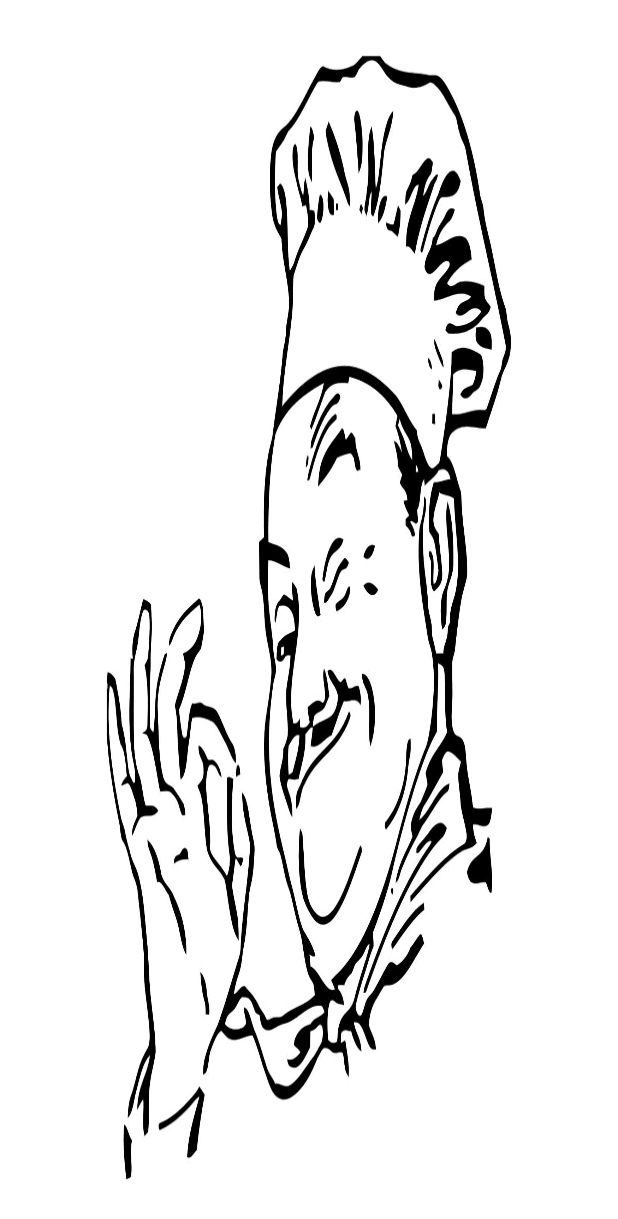
After one commit to BlaShadow/RecetaAndroid, an Android app: the layout splash.xml on its own in the app's theme, with its tools: preview values and no code run, on a phone screen of 412 x 824 dp. The commit adds this screen. Shown: the top 1219 px of the screen. Run offline under Robolectric (Android 15) with nearby library versions, the phone set to English and light mode, and no system bars.

Commit message:
Splash Screen -Se agrega la foto del chef -Se crea un layout para el splash -Se implementa un CountDownTimer para el tiempo de espera -Se llama primero el view del splash y después al main -Se quita el ActionBar cambiando un tema del styles.xml

```diff
--- /dev/null
+++ b/app/src/main/res/layout/splash.xml
@@ -0,0 +1,11 @@
+<?xml version="1.0" encoding="utf-8"?>
+<LinearLayout xmlns:android="http://schemas.android.com/apk/res/android"
+    android:orientation="vertical" android:layout_width="match_parent"
+    android:layout_height="match_parent">
+
+    <ImageView
+        android:layout_width="wrap_content"
+        android:layout_height="wrap_content"
+        android:id="@+id/splashImg"
+        android:background="@mipmap/splash" />
+</LinearLayout>
--- a/app/src/main/res/values/styles.xml
+++ b/app/src/main/res/values/styles.xml
@@ -1,7 +1,7 @@
 <resources>
 
     <!-- Base application theme. -->
-    <style name="AppTheme" parent="Theme.AppCompat.Light.DarkActionBar">
+    <style name="AppTheme" parent="Theme.AppCompat.Light.NoActionBar">
         <!-- Customize your theme here. -->
     </style>
 
```
Also changed, not shown: app/src/main/java/com/grupo2/recetaandroid/MainActivity.java (+24 -1 lines), app/src/main/res/layout/activity_main.xml (+8 -0 lines), app/src/main/res/mipmap-hdpi/splash.jpg (added), app/src/main/res/mipmap-mdpi/splash.jpg (added), app/src/main/res/mipmap-xhdpi/splash.jpg (added), app/src/main/res/mipmap-xxhdpi/splash.jpg (added), 1 other file.
